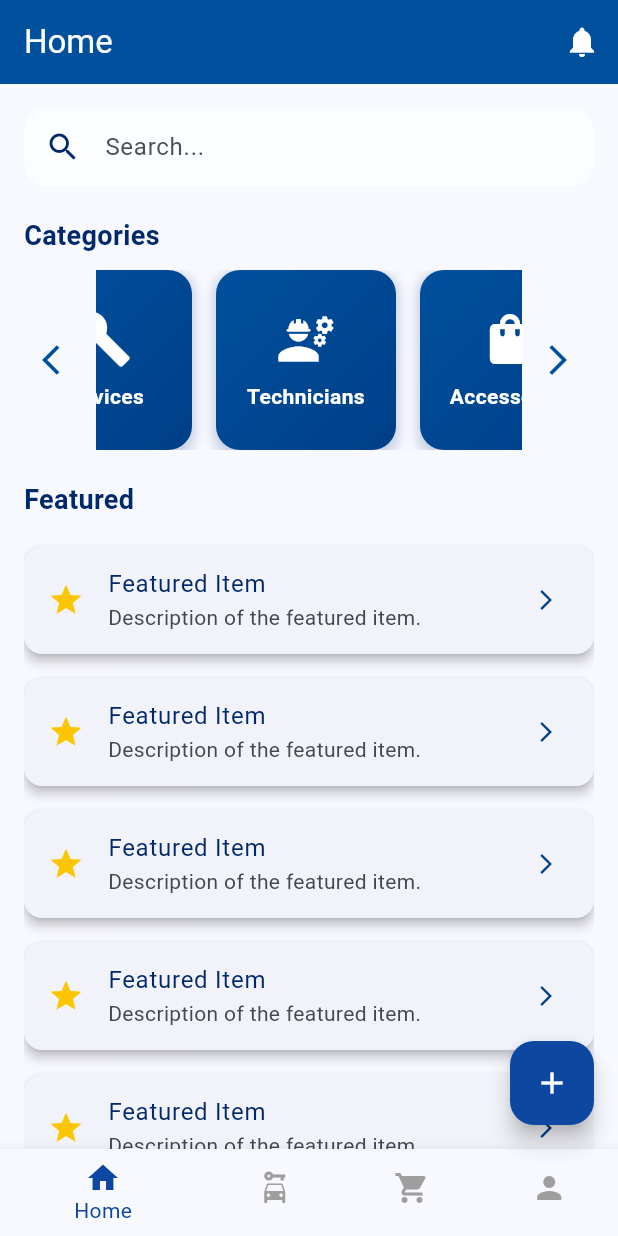
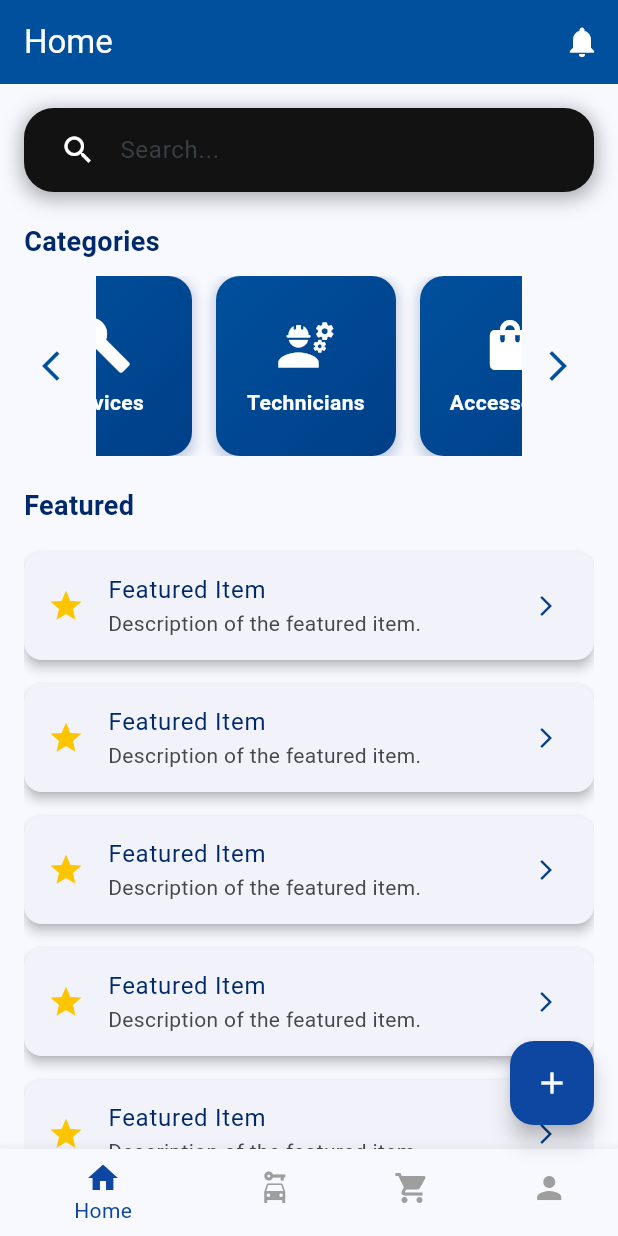
Before and after one commit to engbasel/Door-To-Door-APP, a Flutter app: the screen it shows after launch, after a tap on the "arrow forward ios" icon, on a phone screen of 412 x 824 dp. Run offline on Flutter 3.47's test engine with Material 3 defaults, Android fonts, the light colour scheme and no system bars.

Commit message:
`Refactor CustomSearchBar widget: update colors, padding, and shadows`

```diff
--- a/lib/features/home/presention/widgets/CoustomSearchBar.dart
+++ b/lib/features/home/presention/widgets/CoustomSearchBar.dart
@@ -33,37 +33,44 @@ class _CoustomSearchBarState extends State<CoustomSearchBar> {
     return AnimatedContainer(
       duration: const Duration(milliseconds: 300),
       curve: Curves.easeInOut,
+      padding: const EdgeInsets.symmetric(horizontal: 10),
       decoration: BoxDecoration(
-        color: _isFocused
-            ? AppColors.lightSurface.withOpacity(0.95)
-            : AppColors.lightSurface.withOpacity(0.6),
-        borderRadius: BorderRadius.circular(15),
+        color: AppColors.darkBackground,
+        borderRadius: BorderRadius.circular(20),
         border: Border.all(
-          color: _isFocused ? AppColors.primaryBlue : Colors.transparent,
+          color:
+              _isFocused ? AppColors.primaryYellow : AppColors.darkBackground,
           width: 2,
         ),
         boxShadow: _isFocused
             ? [
                 BoxShadow(
-                  color: AppColors.primaryBlue.withOpacity(0.3),
+                  color: AppColors.primaryYellow.withOpacity(0.5),
+                  blurRadius: 15,
+                  spreadRadius: 3,
+                  offset: const Offset(0, 5),
+                ),
+              ]
+            : [
+                BoxShadow(
+                  color: Colors.black.withOpacity(0.3),
                   blurRadius: 10,
                   spreadRadius: 2,
                   offset: const Offset(0, 3),
                 ),
-              ]
-            : [],
+              ],
       ),
       child: TextField(
         focusNode: _focusNode,
-        cursorColor: AppColors.primaryBlue,
-        style: const TextStyle(color: AppColors.lightTextPrimary),
+        cursorColor: AppColors.primaryYellow,
+        style: const TextStyle(color: AppColors.lightSurface, fontSize: 16),
         decoration: InputDecoration(
           hintText: 'Search...',
-          hintStyle: const TextStyle(color: AppColors.lightTextSecondary),
-          prefixIcon: const Icon(Icons.search, color: AppColors.darkBlue),
+          hintStyle:
+              TextStyle(color: AppColors.lightTextSecondary.withOpacity(0.7)),
+          prefixIcon: const Icon(Icons.search, color: AppColors.lightSurface),
           border: InputBorder.none,
-          contentPadding:
-              const EdgeInsets.symmetric(vertical: 12, horizontal: 16),
+          contentPadding: const EdgeInsets.symmetric(vertical: 14),
         ),
       ),
     );
```
